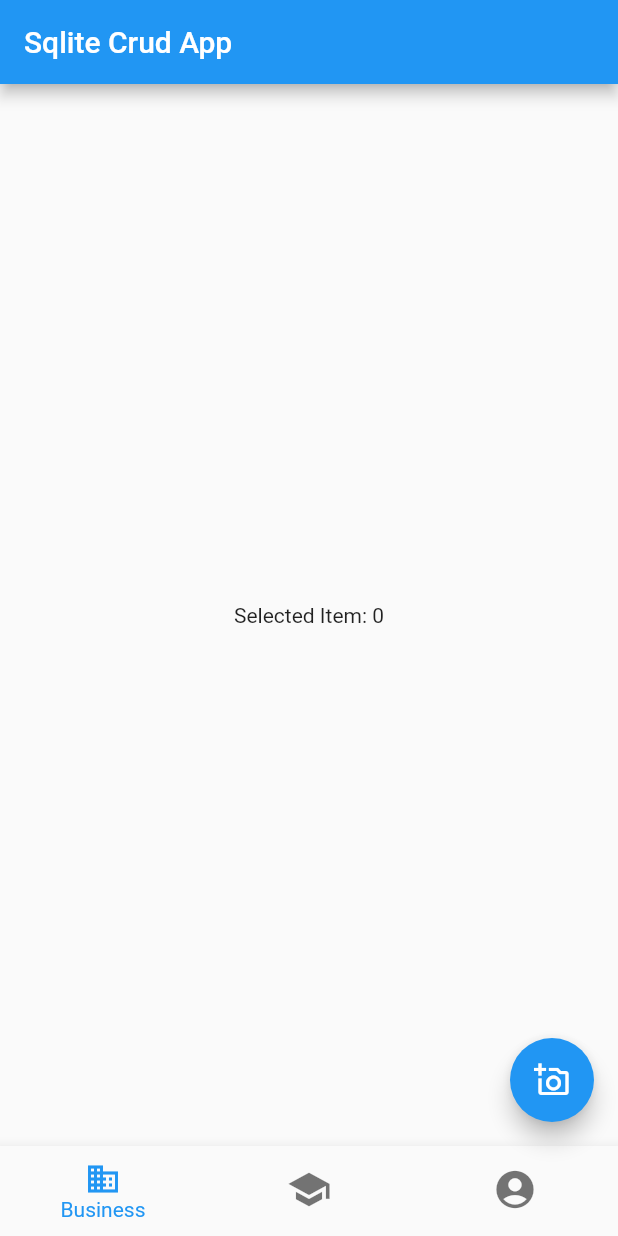
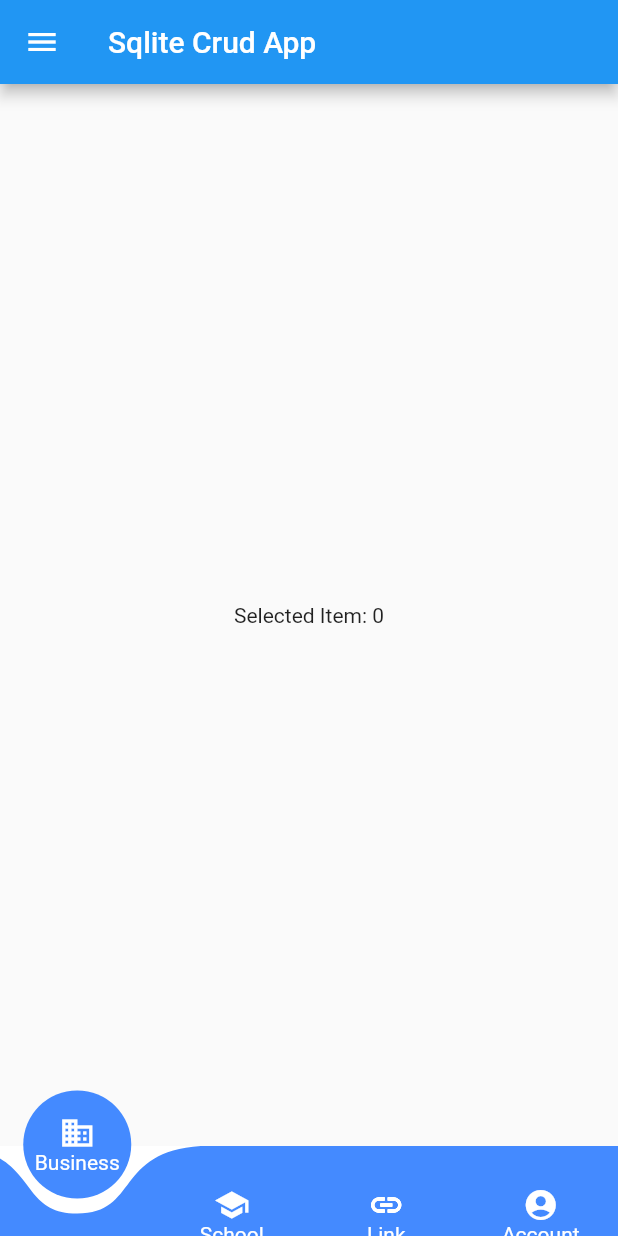
Before and after one commit to MufalmeAthos/Flutter_sqflite_crud, a Flutter app: the screen it shows after launch, on a phone screen of 412 x 824 dp. Run offline on Flutter 3.47's test engine with Material 2 defaults, Android fonts, the phone set to English and light mode, and no system bars; drawn by our look-alikes of curved_navigation_bar.

Commit message:
add CurvedNavigation and Drawer

```diff
--- a/lib/main.dart
+++ b/lib/main.dart
@@ -1,4 +1,5 @@
 import 'package:flutter/material.dart';
+import 'package:curved_navigation_bar/curved_navigation_bar.dart';
 
 void main(){
   runApp(SqliteApp());
@@ -27,23 +28,75 @@ class _SqliteAppState extends State<SqliteApp> {
         body: Center(
           child: Text("Selected Item: $_selectedIndex"),
         ),
-        bottomNavigationBar: BottomNavigationBar(
+        bottomNavigationBar:
+        // BottomNavigationBar(
+        //   items: [
+        //     BottomNavigationBarItem(icon: Icon(Icons.business),label: "Business"),
+        //     BottomNavigationBarItem(icon: Icon(Icons.school),label: "School"),
+        //     BottomNavigationBarItem(icon: Icon(Icons.account_circle),label: "Account"),
+        //   ],
+        //   currentIndex: _selectedIndex,
+        //   onTap: _onItemTapped,
+        //   unselectedIconTheme: IconThemeData( size: 30),
+        //   showUnselectedLabels: false,
+        // ),
+        CurvedNavigationBar(
           items: [
-            BottomNavigationBarItem(icon: Icon(Icons.business),label: "Business"),
-            BottomNavigationBarItem(icon: Icon(Icons.school),label: "School"),
-            BottomNavigationBarItem(icon: Icon(Icons.account_circle),label: "Account"),
+            Padding(
+              padding: const EdgeInsets.all(8.0),
+              child: Column(
+                mainAxisAlignment: MainAxisAlignment.end,
+                children: [
+                  Icon(Icons.business, color: Colors.white,),
+                  Text("Business", style: TextStyle(color: Colors.white),)
+                ],
+              ),
+            ),
+            Padding(
+              padding: const EdgeInsets.all(8.0),
+              child: Column(
+                mainAxisAlignment: MainAxisAlignment.end,
+                children: [
+                  Icon(Icons.school,color: Colors.white,),
+                  Text("School", style: TextStyle(color: Colors.white),)
+                ],
+              ),
+            ),
+            Padding(
+              padding: const EdgeInsets.all(8.0),
+              child: Column(
+                mainAxisAlignment: MainAxisAlignment.end,
+                children: [
+                  Icon(Icons.link_sharp,color: Colors.white,),
+                  Text("Link", style: TextStyle(color: Colors.white),)
+                ],
+              ),
+            ),
+            Padding(
+              padding: const EdgeInsets.all(8.0),
+              child: Column(
+                mainAxisAlignment: MainAxisAlignment.end,
+                children: [
+                  Icon(Icons.account_circle,color: Colors.white,),
+                  Text("Account", style: TextStyle(color: Colors.white),)
+                ],
+              ),
+            ),
           ],
-          currentIndex: _selectedIndex,
+          color: Colors.blueAccent,
+          backgroundColor: Colors.white,
+          height: 60,
+          index: _selectedIndex,
           onTap: _onItemTapped,
-          unselectedIconTheme: IconThemeData( size: 30),
-          showUnselectedLabels: false,
+        ),
+        // floatingActionButton: FloatingActionButton(
+        //   onPressed: (){
+        //     print("Oklm");
+        //   },
+        //   child: Icon(Icons.add_a_photo_outlined),
+        // ),
+        drawer: Drawer(
 
-        ),
-        floatingActionButton: FloatingActionButton(
-          onPressed: (){
-            print("Oklm");
-          },
-          child: Icon(Icons.add_a_photo_outlined),
         ),
       ),
     );
```
